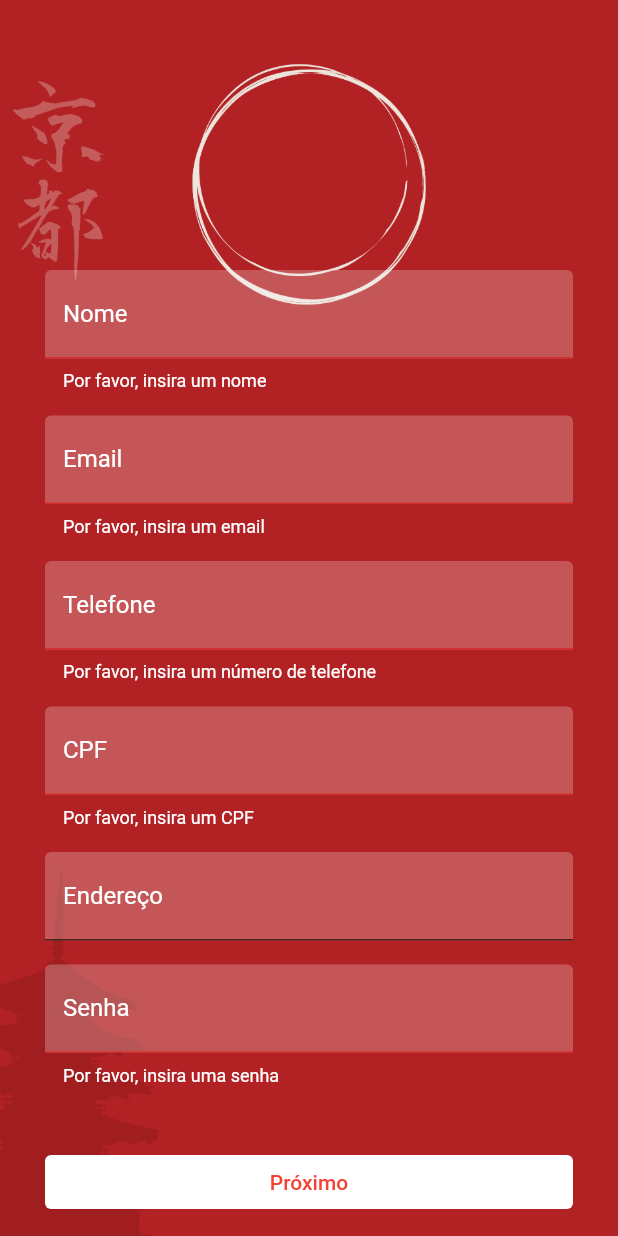
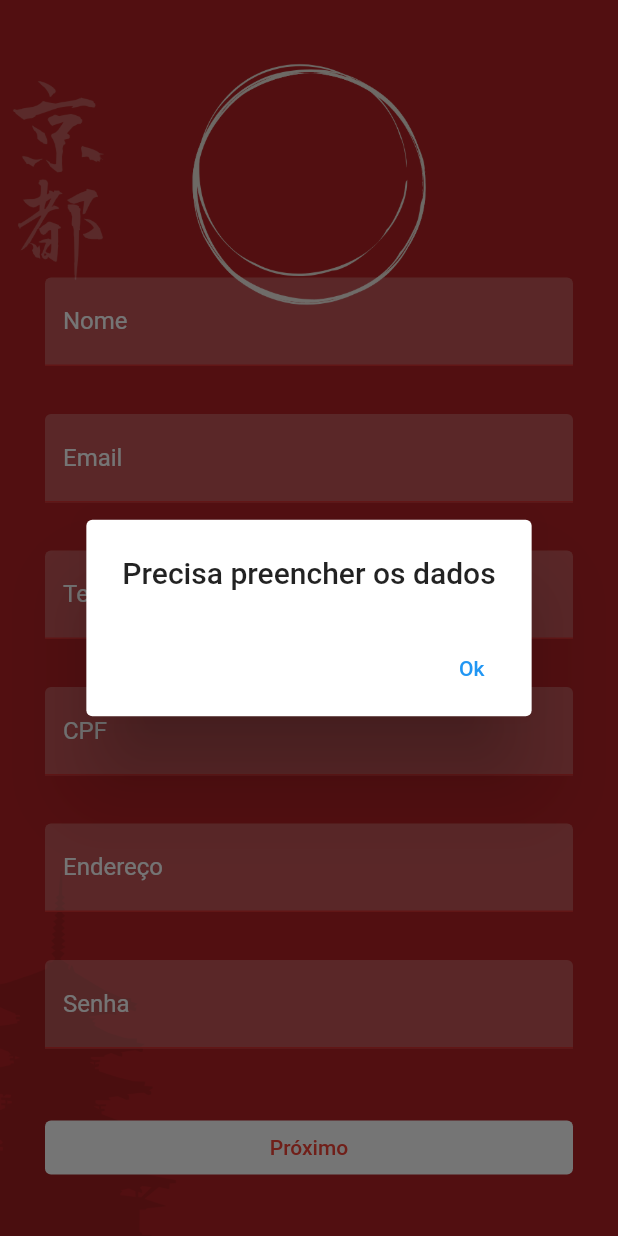
Before and after one commit to LucasPBAlves/Kyoto-Express, a Flutter app: the CadastroPage screen opened by its route, after a tap on "Próximo", on a phone screen of 412 x 824 dp. Run offline on Flutter 3.47's test engine with Material 2 defaults, Android fonts, the phone set to English and light mode, and no system bars.

Commit message:
Update Cadastro.dart

```diff
--- a/lib/Cadastro.dart
+++ b/lib/Cadastro.dart
@@ -4,12 +4,12 @@ class CadastroPage extends StatefulWidget {
   const CadastroPage({Key? key}) : super(key: key);
 
   @override
-  // ignore: library_private_types_in_public_api
   _CadastroPageState createState() => _CadastroPageState();
 }
 
 class _CadastroPageState extends State<CadastroPage> {
   final _formKey = GlobalKey<FormState>();
+  bool preencheu = false;
 
   @override
   Widget build(BuildContext context) {
@@ -38,106 +38,120 @@ class _CadastroPageState extends State<CadastroPage> {
                         fillColor: Colors.white24,
                         labelText: 'Nome',
                         labelStyle: TextStyle(color: Colors.white),
-                        errorStyle: TextStyle(color: Colors.white),
                       ),
                       validator: (value) {
                         if (value?.isEmpty ?? true) {
-                          return 'Por favor, insira um nome';
+                          return '';
                         }
                         return null;
                       },
                     ),
-                    const SizedBox(height: 16.0),
+                    const SizedBox(height: 10.0),
                     TextFormField(
                       decoration: const InputDecoration(
                         filled: true,
                         fillColor: Colors.white24,
                         labelText: 'Email',
                         labelStyle: TextStyle(color: Colors.white),
-                        errorStyle: TextStyle(color: Colors.white),
                       ),
                       validator: (value) {
                         if (value!.isEmpty) {
-                          return 'Por favor, insira um email';
+                          return '';
                         }
                         return null;
                       },
                     ),
-                    const SizedBox(height: 16.0),
+                    const SizedBox(height: 10.0),
                     TextFormField(
                       decoration: const InputDecoration(
                         filled: true,
                         fillColor: Colors.white24,
                         labelText: 'Telefone',
                         labelStyle: TextStyle(color: Colors.white),
-                        errorStyle: TextStyle(color: Colors.white),
                       ),
                       validator: (value) {
                         if (value?.isEmpty ?? true) {
-                          return 'Por favor, insira um número de telefone';
+                          return '';
                         }
                         return null;
                       },
                     ),
-                    const SizedBox(height: 16.0),
+                    const SizedBox(height: 10.0),
                     TextFormField(
                       decoration: const InputDecoration(
                         filled: true,
                         fillColor: Colors.white24,
                         labelText: 'CPF',
                         labelStyle: TextStyle(color: Colors.white),
-                        errorStyle: TextStyle(color: Colors.white),
                       ),
                       validator: (value) {
                         if (value?.isEmpty ?? true) {
-                          return 'Por favor, insira um CPF';
+                          return '';
                         }
                         return null;
                       },
                     ),
-                    const SizedBox(height: 16.0),
+                    const SizedBox(height: 10.0),
                     TextFormField(
                       decoration: const InputDecoration(
                         filled: true,
                         fillColor: Colors.white24,
                         labelText: 'Endereço',
                         labelStyle: TextStyle(color: Colors.white),
-                        errorStyle: TextStyle(color: Colors.white),
                       ),
-
+                      validator: (value) {
+                        if (value?.isEmpty ?? true) {
+                          return '';
+                        }
+                        return null;
+                      },
                     ),
-                    const SizedBox(height: 16.0),
+                    const SizedBox(height: 10.0),
                     TextFormField(
                       decoration: const InputDecoration(
                         filled: true,
                         fillColor: Colors.white24,
                         labelText: 'Senha',
                         labelStyle: TextStyle(color: Colors.white),
-                        errorStyle: TextStyle(color: Colors.white),
                       ),
                       obscureText: true,
                       validator: (value) {
                         if (value?.isEmpty ?? true) {
-                          return 'Por favor, insira uma senha';
+                          return '';
                         }
                         return null;
                       },
                     ),
                     const SizedBox(height: 20.0),
-
-                    const SizedBox(height: 20.0),
                     TextButton(
                       onPressed: () {
                         if (_formKey.currentState!.validate()) {
-                          // Ações a serem executadas quando o formulário for validado
+                          setState(() {
+                            preencheu = true;
+                          });
+                          Navigator.pushNamed(context, "/Verificar");
+                        } else {
+                          setState(() {
+                            preencheu = false;
+                          });
+                          showDialog(
+                              context: context,
+                              builder: (_) => AlertDialog(
+                                      title: Text("Precisa preencher os dados"),
+                                      actions: [
+                                        TextButton(
+                                          onPressed: () =>
+                                              Navigator.pop(context),
+                                          child: Text("Ok"),
+                                        )
+                                      ]));
                         }
-
                       },
                       style: ButtonStyle(
                         foregroundColor:
-                        MaterialStateProperty.all<Color>(Colors.red),
+                            MaterialStateProperty.all<Color>(Colors.red),
                         backgroundColor:
-                        MaterialStateProperty.all<Color>(Colors.white),
+                            MaterialStateProperty.all<Color>(Colors.white),
                       ),
                       child: const Text('Próximo'),
                     ),
```
